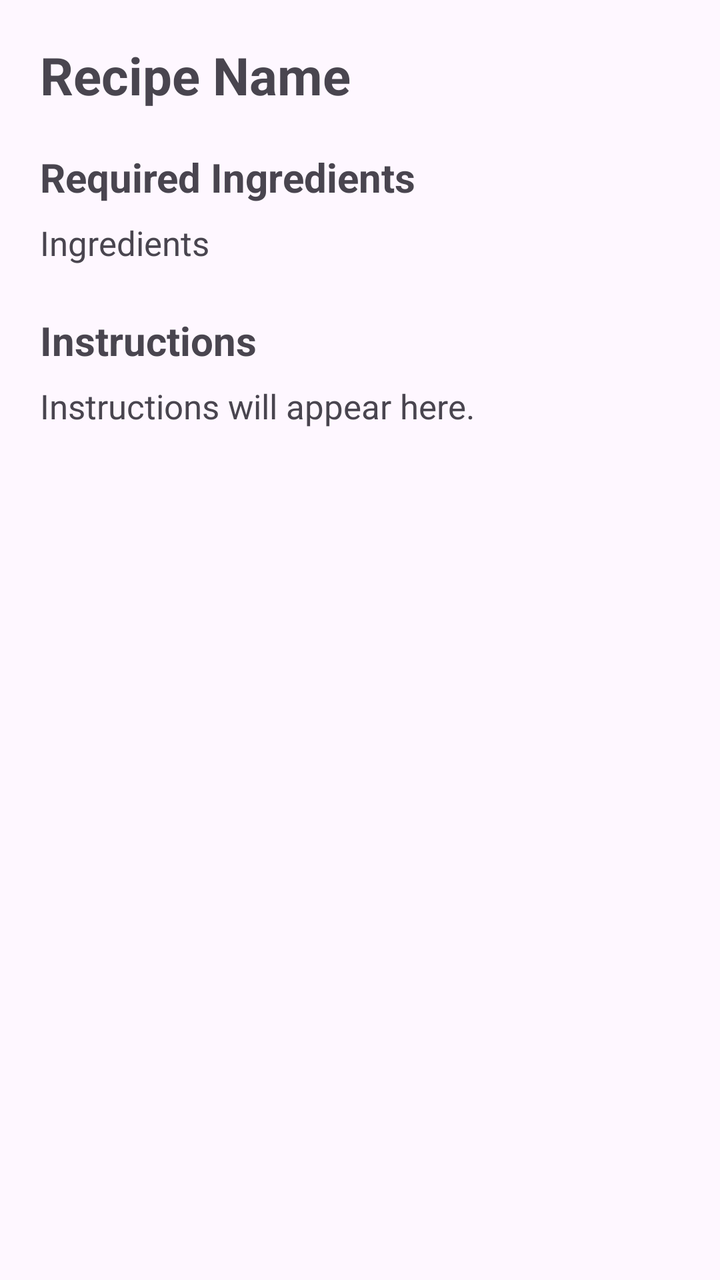
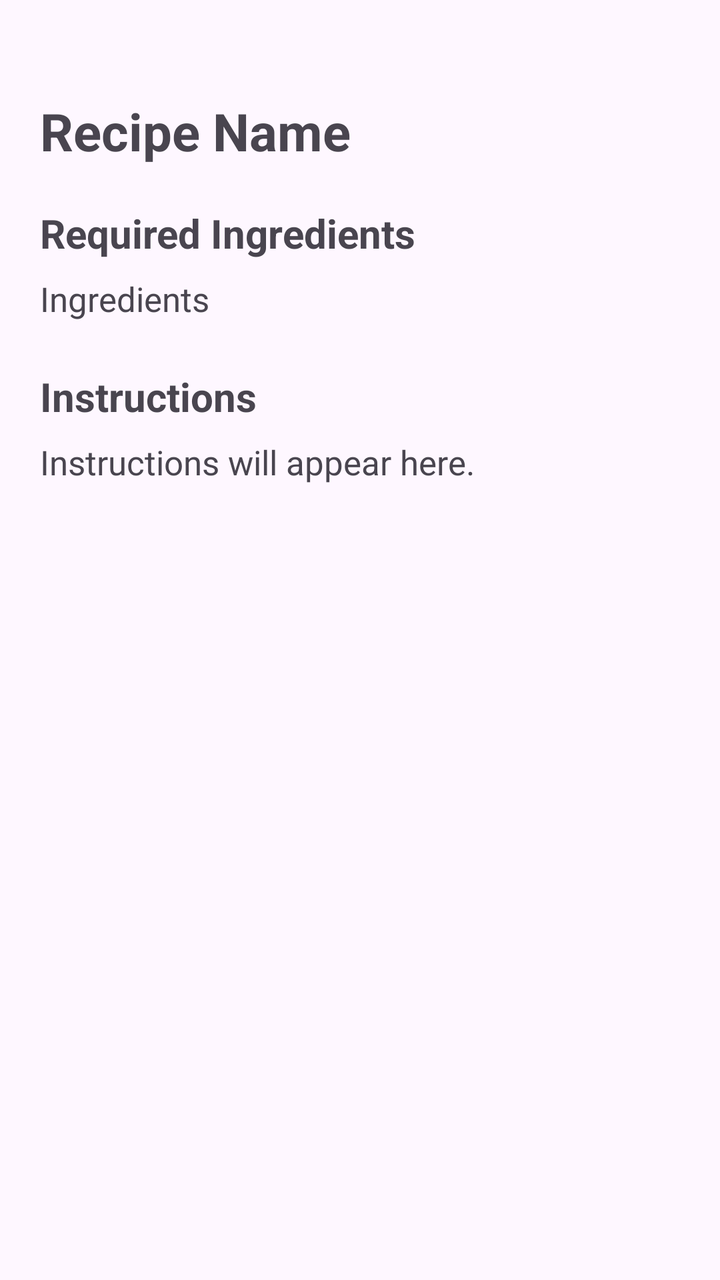

Two renders of the same Android screen: before a commit and after it. Below are the layout's source before the change and the commit's diff.
<!-- AndroidManifest.xml: application theme Theme.SmartPantryManager -->
<!-- res/layout/activity_recipe_detail.xml -->
<?xml version="1.0" encoding="utf-8"?>
<ScrollView
    xmlns:android="http://schemas.android.com/apk/res/android"
    android:layout_width="match_parent"
    android:layout_height="match_parent"
    android:padding="20dp">

    <LinearLayout
        android:layout_width="match_parent"
        android:layout_height="wrap_content"
        android:orientation="vertical">

        <TextView
            android:id="@+id/tvRecipeDetailName"
            android:layout_width="match_parent"
            android:layout_height="wrap_content"
            android:text="Recipe Name"
            android:textSize="26sp"
            android:textStyle="bold"
            android:layout_marginBottom="20dp" />

        <TextView
            android:layout_width="match_parent"
            android:layout_height="wrap_content"
            android:text="Required Ingredients"
            android:textSize="20sp"
            android:textStyle="bold"
            android:layout_marginBottom="8dp" />

        <TextView
            android:id="@+id/tvRecipeIngredients"
            android:layout_width="match_parent"
            android:layout_height="wrap_content"
            android:text="Ingredients"
            android:textSize="17sp"
            android:layout_marginBottom="24dp" />

        <TextView
            android:layout_width="match_parent"
            android:layout_height="wrap_content"
            android:text="Instructions"
            android:textSize="20sp"
            android:textStyle="bold"
            android:layout_marginBottom="8dp" />

        <TextView
            android:id="@+id/tvRecipeInstructions"
            android:layout_width="match_parent"
            android:layout_height="wrap_content"
            android:text="Instructions will appear here."
            android:textSize="17sp" />

    </LinearLayout>

</ScrollView>
<!-- resources referenced by this layout -->
<resources>
  <style name="Theme.SmartPantryManager" parent="Base.Theme.SmartPantryManager" />
  <style name="Base.Theme.SmartPantryManager" parent="Theme.Material3.DayNight.NoActionBar">
          
          
      </style>
</resources>

<!-- the commit's change to res/layout/activity_recipe_detail.xml (unified diff, before → after) -->
@@ -3,7 +3,10 @@
     xmlns:android="http://schemas.android.com/apk/res/android"
     android:layout_width="match_parent"
     android:layout_height="match_parent"
-    android:padding="20dp">
+    android:paddingLeft="20dp"
+    android:paddingTop="48dp"
+    android:paddingRight="20dp"
+    android:paddingBottom="40dp">
 
     <LinearLayout
         android:layout_width="match_parent"
